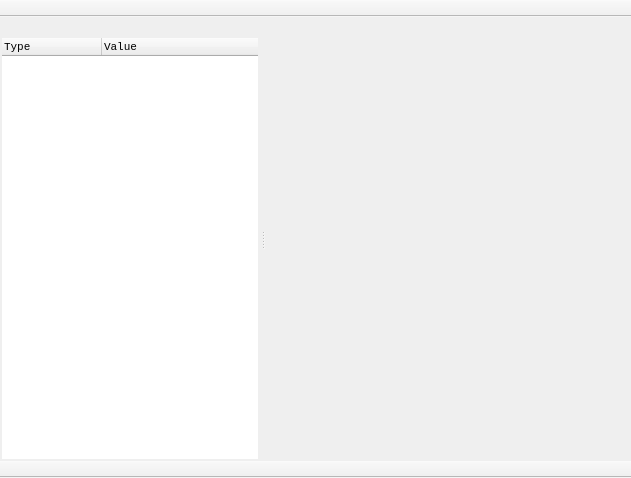
Above: toolkit/ui/toolkitmainwindow.ui from dev-0x7C6/wiimotedev before the change. Below: the same form after it.
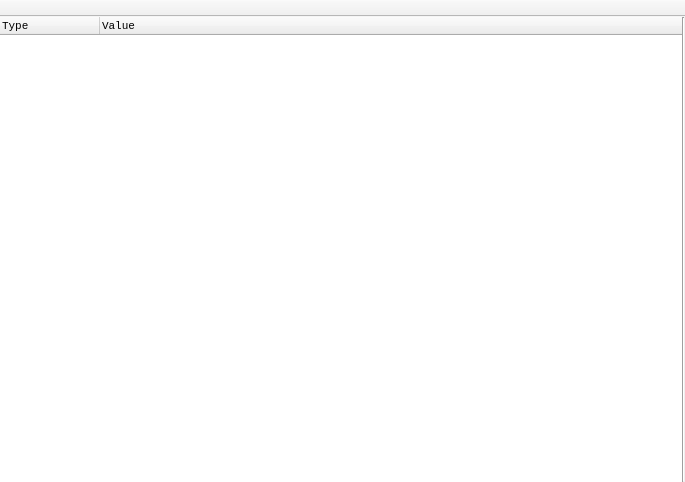
That is the form after the change. Icons and pictures are not drawn.

Patch:
```diff
--- a/toolkit/ui/toolkitmainwindow.ui
+++ b/toolkit/ui/toolkitmainwindow.ui
@@ -6,8 +6,8 @@
    <rect>
     <x>0</x>
     <y>0</y>
-    <width>631</width>
-    <height>478</height>
+    <width>685</width>
+    <height>482</height>
    </rect>
   </property>
   <property name="font">
@@ -31,6 +31,48 @@
     <property name="margin">
      <number>0</number>
     </property>
+    <item>
+     <widget class="QTreeWidget" name="treeWidget">
+      <property name="sizePolicy">
+       <sizepolicy hsizetype="Preferred" vsizetype="Preferred">
+        <horstretch>0</horstretch>
+        <verstretch>0</verstretch>
+       </sizepolicy>
+      </property>
+      <property name="minimumSize">
+       <size>
+        <width>220</width>
+        <height>0</height>
+       </size>
+      </property>
+      <property name="frameShape">
+       <enum>QFrame::NoFrame</enum>
+      </property>
+      <property name="frameShadow">
+       <enum>QFrame::Plain</enum>
+      </property>
+      <property name="lineWidth">
+       <number>0</number>
+      </property>
+      <column>
+       <property name="text">
+        <string>Type</string>
+       </property>
+      </column>
+      <column>
+       <property name="text">
+        <string>Value</string>
+       </property>
+      </column>
+     </widget>
+    </item>
+    <item>
+     <widget class="Line" name="line">
+      <property name="orientation">
+       <enum>Qt::Vertical</enum>
+      </property>
+     </widget>
+    </item>
    </layout>
   </widget>
   <widget class="QMenuBar" name="menubar">
@@ -60,64 +102,6 @@
     <bool>false</bool>
    </attribute>
   </widget>
-  <widget class="QToolBar" name="bottomTool">
-   <property name="windowTitle">
-    <string/>
-   </property>
-   <property name="movable">
-    <bool>false</bool>
-   </property>
-   <property name="floatable">
-    <bool>false</bool>
-   </property>
-   <attribute name="toolBarArea">
-    <enum>BottomToolBarArea</enum>
-   </attribute>
-   <attribute name="toolBarBreak">
-    <bool>false</bool>
-   </attribute>
-  </widget>
-  <widget class="QDockWidget" name="dockWidget">
-   <property name="features">
-    <set>QDockWidget::DockWidgetMovable</set>
-   </property>
-   <attribute name="dockWidgetArea">
-    <number>1</number>
-   </attribute>
-   <widget class="QWidget" name="dockWidgetContents">
-    <layout class="QVBoxLayout" name="verticalLayout">
-     <property name="spacing">
-      <number>2</number>
-     </property>
-     <property name="margin">
-      <number>2</number>
-     </property>
-     <item>
-      <widget class="QTreeWidget" name="treeWidget">
-       <property name="frameShape">
-        <enum>QFrame::NoFrame</enum>
-       </property>
-       <property name="frameShadow">
-        <enum>QFrame::Plain</enum>
-       </property>
-       <property name="lineWidth">
-        <number>0</number>
-       </property>
-       <column>
-        <property name="text">
-         <string>Type</string>
-        </property>
-       </column>
-       <column>
-        <property name="text">
-         <string>Value</string>
-        </property>
-       </column>
-      </widget>
-     </item>
-    </layout>
-   </widget>
-  </widget>
  </widget>
  <resources>
   <include location="../data/data.qrc"/>
```
Left out of the diff: 4 changed lines with no effect on the pictures.
